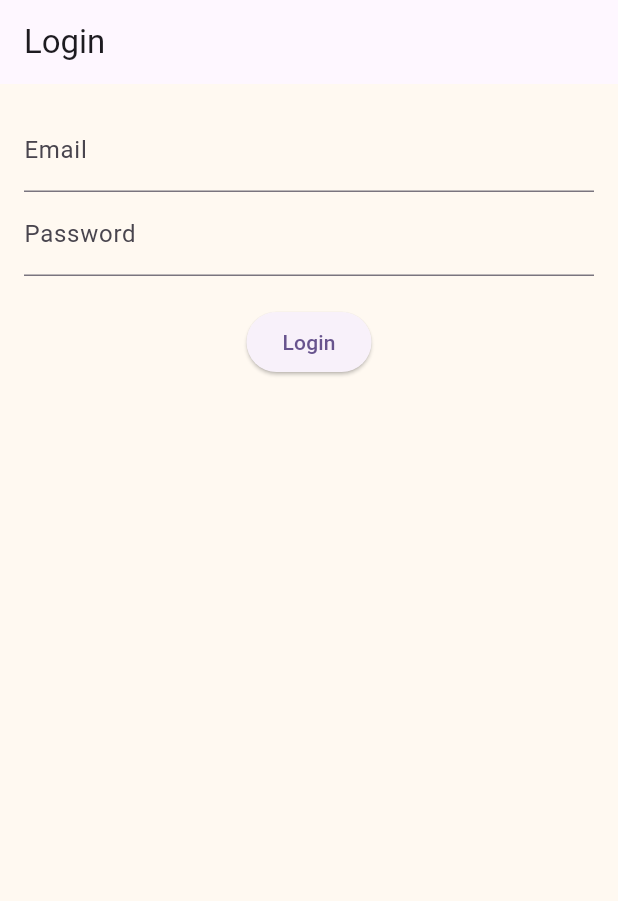
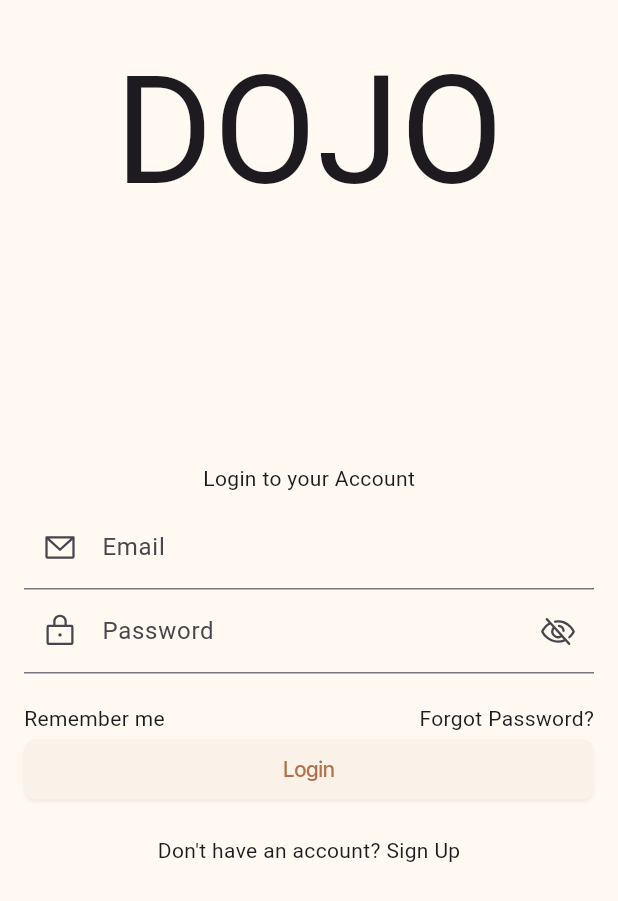
Before and after one commit to Huzy121/Dojo, a Flutter app: the screen it shows after launch, on a phone screen of 412 x 824 dp. Shown: the top 901 px of the screen. Run offline on Flutter 3.47's test engine with Material 3 defaults, Android fonts, the phone set to English and light mode, and no system bars; our stand-ins replace audio_video_progress_bar, audioplayers, cloud_firestore, firebase_auth, firebase_core, flutter_hooks and 6 more; missing offline and left inert: record; accounts and stored records are empty.

Commit message:
Created sign up page and updated log in page UI

```diff
--- a/lib/Screens/Home Page/home_page.dart
+++ b/lib/Screens/Home Page/home_page.dart
@@ -3,6 +3,7 @@
 import 'package:dojo/Screens/Home%20Page/Widgets/recording_tile.dart';
 import 'package:dojo/Services/audio_player_service.dart';
 import 'package:dojo/Screens/Home%20Page/Widgets/custom_navigation_bar.dart';
+import 'package:firebase_auth/firebase_auth.dart';
 import 'home_page_constants.dart';
 import 'package:dojo/Screens/Home%20Page/files_notifier.dart';
 import 'package:dojo/assets/riverpod.dart';
--- a/lib/Screens/Login/login_screen.dart
+++ b/lib/Screens/Login/login_screen.dart
@@ -1,5 +1,8 @@
+import 'package:flutter/gestures.dart';
 import 'package:flutter/material.dart';
 import 'package:firebase_auth/firebase_auth.dart';
+import 'package:google_fonts/google_fonts.dart';
+import 'package:phosphor_flutter/phosphor_flutter.dart';
 
 class LoginScreen extends StatelessWidget {
   final TextEditingController _emailController = TextEditingController();
@@ -28,28 +31,80 @@ class LoginScreen extends StatelessWidget {
   @override
   Widget build(BuildContext context) {
     return Scaffold(
-      appBar: AppBar(
-        title: Text('Login'),
-      ),
-      body: Padding(
+      body: SingleChildScrollView(
+        // <-- Added this
+        child: Padding(
           padding: const EdgeInsets.all(16.0),
           child: Column(
+            // Added to align content to start
             children: [
+              Text(
+                'DOJO',
+                style: TextStyle(fontSize: 100.0),
+              ),
+              Padding(
+                padding: const EdgeInsets.only(
+                  bottom: 8.0,
+                  top: 150.0,
+                ),
+                child: Text('Login to your Account'),
+              ),
               TextField(
                 controller: _emailController,
-              decoration: InputDecoration(labelText: 'Email'),
+                decoration: InputDecoration(
+                  prefixIcon: Icon(PhosphorIcons.envelopeSimple()),
+                  labelText: 'Email',
+                ),
               ),
               TextField(
                 controller: _passwordController,
-              decoration: InputDecoration(labelText: 'Password'),
+                decoration: InputDecoration(
+                  prefixIcon: Icon(PhosphorIcons.lock()),
+                  suffixIcon: Icon(PhosphorIcons.eyeSlash()),
+                  labelText: 'Password',
+                ),
                 obscureText: true,
               ),
               SizedBox(height: 20),
-            ElevatedButton(
-              onPressed: () => _signIn(context), // <-- Modified this line
-              child: Text('Login'),
+              Row(
+                mainAxisAlignment: MainAxisAlignment.spaceBetween,
+                children: [
+                  Text('Remember me'),
+                  Text('Forgot Password?'),
+                ],
+              ),
+              SizedBox(
+                width: double.infinity,
+                child: ElevatedButton(
+                  style: ElevatedButton.styleFrom(
+                    shape: RoundedRectangleBorder(
+                      borderRadius: BorderRadius.circular(8.0),
+                    ),
+                    backgroundColor: Color(0xFFFAF1E8),
+                    shadowColor: Colors.black.withOpacity(0.25),
+                    elevation: 1,
+                  ),
+                  onPressed: () => _signIn(context),
+                  child: Text(
+                    'Login',
+                    style: GoogleFonts.interTight(
+                      textStyle: TextStyle(
+                        fontWeight: FontWeight.w500,
+                        color: Color(0xFFB3714A),
+                      ),
+                    ),
+                  ),
+                ),
+              ),
+              SizedBox(height: 20),
+              GestureDetector(
+                child: Text('Don\'t have an account? Sign Up'),
+                onTap: () {
+                  Navigator.pushNamed(context, '/signup');
+                },
               ),
             ],
+          ),
         ),
       ),
     );
--- a/lib/Screens/Search/search_page.dart
+++ b/lib/Screens/Search/search_page.dart
@@ -27,6 +27,7 @@ class SearchPage extends ConsumerWidget {
               autofocus: true,
               controller: searchController,
               decoration: InputDecoration(
+                prefixIcon: Icon(PhosphorIcons.magnifyingGlass()),
                 hintText: ('Search...'), // Optional hint text
                 filled: true,
                 fillColor: Colors
--- a/lib/main.dart
+++ b/lib/main.dart
@@ -3,6 +3,7 @@ import 'dart:io';
 import 'package:dojo/Screens/Home%20Page/home_page.dart';
 import 'package:dojo/Screens/Login/login_screen.dart';
 import 'package:dojo/Screens/Search/search_page.dart';
+import 'package:dojo/Screens/Signup/signup_screen.dart';
 import 'package:dojo/assets/riverpod.dart';
 import 'package:flutter/material.dart';
 import 'package:flutter_riverpod/flutter_riverpod.dart';
@@ -52,6 +53,7 @@ class MyApp extends StatelessWidget {
         '/search': (context) => SearchPage(),
         '/login': (context) => LoginScreen(),
         '/home': (context) => HomePage(),
+        '/signup': (context) => SignupScreen(),
       },
     );
   }
--- a/pubspec.yaml
+++ b/pubspec.yaml
@@ -32,6 +32,8 @@ dependencies:
   fluttertoast: ^8.2.8
   firebase_core: ^3.4.1
   firebase_auth: ^5.2.1
+  cloud_firestore: ^5.4.2
+
 
 
 dev_dependencies:
```
Also changed, not shown: lib/Screens/Home Page/Widgets/custom_navigation_bar.dart (+2 -7 lines), lib/Screens/Signup/signup_screen.dart (added, +144 -0 lines), lib/assets/riverpod.dart (+6 -3 lines), pubspec.lock, 4 other files. Lines whose indentation alone changed are shown as unchanged.
